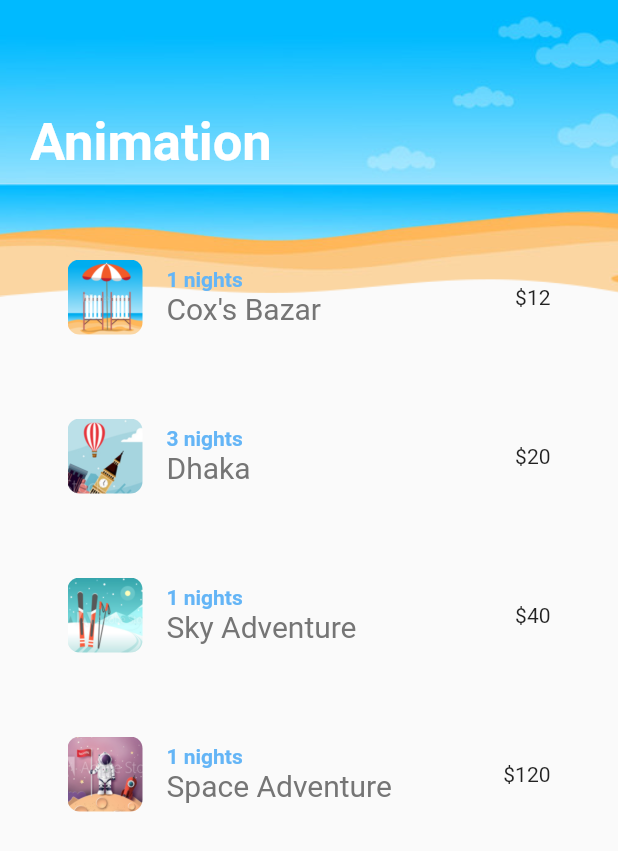
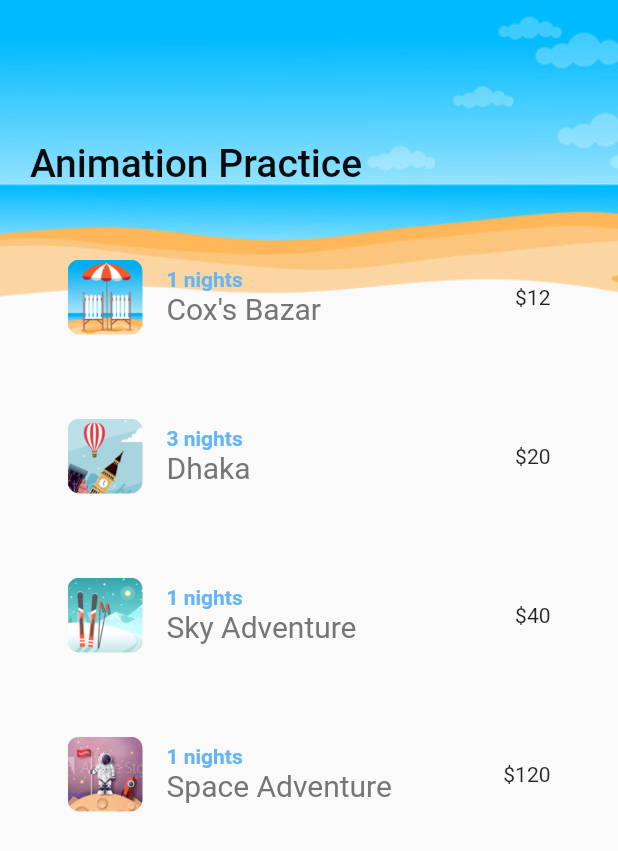
Before and after one commit to Tareq23/Flutter-Animation, a Flutter app: the HomePage screen opened directly, on a phone screen of 412 x 824 dp. Shown: the top 851 px of the screen. Run offline on Flutter 3.47's test engine with Material 2 defaults, Android fonts, the phone set to English and light mode, and no system bars.

Commit message:
TweenAnimationBuilder practice

```diff
--- /dev/null
+++ b/lib/components/screen_title.dart
@@ -0,0 +1,26 @@
+import 'package:flutter/material.dart';
+
+class ScreenTitle extends StatelessWidget {
+
+  final String title;
+
+  const ScreenTitle({Key? key,required this.title}) : super(key: key);
+
+  @override
+  Widget build(BuildContext context) {
+    return TweenAnimationBuilder<double>(
+        child: Text(title,style: const TextStyle(color: Colors.black,fontSize: 26,fontWeight: FontWeight.w500),),
+        tween: Tween<double>(begin: 0, end: 1),
+        duration: const Duration(seconds: 2),
+        builder: (BuildContext context, double _val, Widget? child){
+          return Opacity(
+            opacity: _val,
+            child: Padding(
+              padding: EdgeInsets.only(top: _val * 30),
+              child: child,
+            ),
+          );
+        }
+    );
+  }
+}
--- a/lib/main.dart
+++ b/lib/main.dart
@@ -16,8 +16,8 @@ class MyApp extends StatelessWidget {
   Widget build(BuildContext context) {
     return const MaterialApp(
       debugShowCheckedModeBanner: false,
-      // home: HomePage(),
-      home: SandBox(),
+      home: HomePage(),
+      // home: SandBox(),
     );
   }
 }
--- a/lib/pages/home_page.dart
+++ b/lib/pages/home_page.dart
@@ -1,4 +1,5 @@
 import 'package:flutter/material.dart';
+import 'package:flutter_animation/components/screen_title.dart';
 import 'package:flutter_animation/components/trip_list.dart';
 
 class HomePage extends StatefulWidget {
@@ -28,7 +29,8 @@ class _HomePageState extends State<HomePage> {
             Container(
               height: 100,
               alignment: Alignment.centerLeft,
-              child: const Text('Animation',style: TextStyle(color: Colors.white,fontSize: 35,fontWeight: FontWeight.w600),),
+              // child: const Text('Animation',style: TextStyle(color: Colors.white,fontSize: 35,fontWeight: FontWeight.w600),),
+              child: const ScreenTitle(title: "Animation Practice",),
             ),
             Flexible(
               child: TripList(),
```
